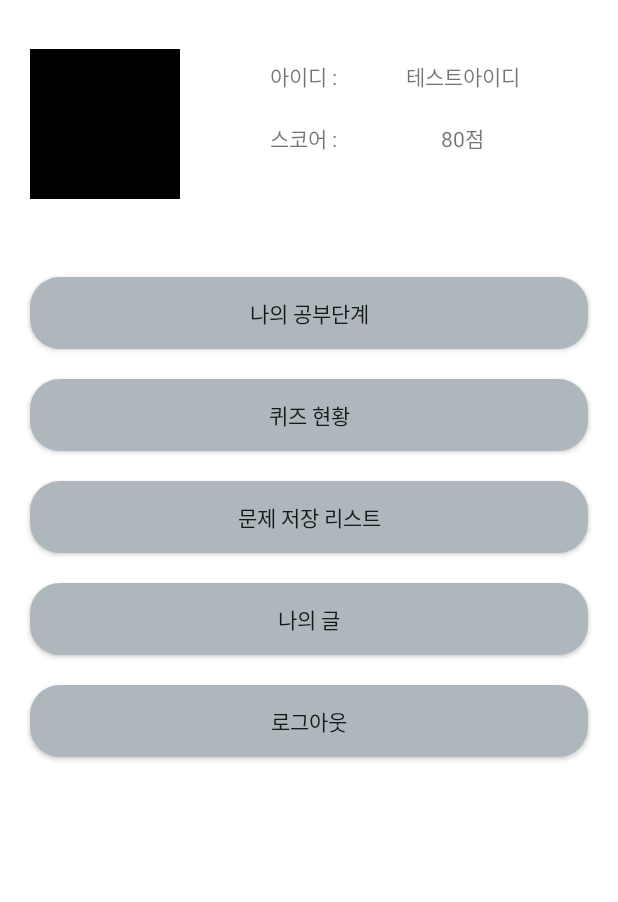
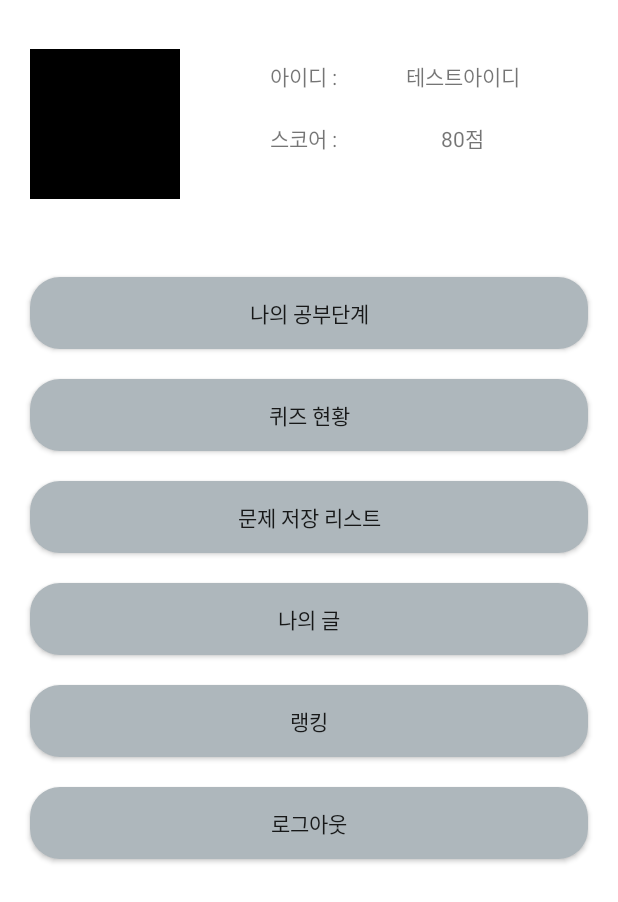
Before and after one commit to MSan94/AndroidDoc, an Android app: the fragment MyFragment shown on its own in the app's theme, on a phone screen of 412 x 824 dp. Shown: the top 902 px of the screen. Run offline under Robolectric (Android 15) with nearby library versions, the phone set to English and light mode, and no system bars.

```diff
--- /dev/null
+++ b/app/src/main/java/com/prj/androiddoc/view/JoinActivity.kt
@@ -0,0 +1,4 @@
+package com.prj.androiddoc.view
+
+class JoinActivity {
+}
--- a/app/src/main/res/layout/fragment_my.xml
+++ b/app/src/main/res/layout/fragment_my.xml
@@ -136,8 +136,8 @@
             android:layout_height="wrap_content"/>
 
         <androidx.appcompat.widget.AppCompatButton
-            android:id="@+id/btn_Logout"
-            android:text="@string/logout"
+            android:id="@+id/btn_Rank"
+            android:text="@string/rank"
             app:layout_constraintStart_toStartOf="parent"
             app:layout_constraintEnd_toEndOf="parent"
             app:layout_constraintTop_toBottomOf="@+id/btn_My_Write"
@@ -145,6 +145,17 @@
             android:background="@drawable/custom_button"
             android:layout_width="match_parent"
             android:layout_height="wrap_content"/>
+
+        <androidx.appcompat.widget.AppCompatButton
+            android:id="@+id/btn_Logout"
+            android:text="@string/logout"
+            app:layout_constraintStart_toStartOf="parent"
+            app:layout_constraintEnd_toEndOf="parent"
+            app:layout_constraintTop_toBottomOf="@+id/btn_Rank"
+            android:layout_margin="20dp"
+            android:background="@drawable/custom_button"
+            android:layout_width="match_parent"
+            android:layout_height="wrap_content"/>
     </androidx.constraintlayout.widget.ConstraintLayout>
 
 </androidx.constraintlayout.widget.ConstraintLayout>
--- a/app/src/main/res/values/strings.xml
+++ b/app/src/main/res/values/strings.xml
@@ -5,6 +5,7 @@
     <string name="id_">아이디 : </string>
     <string name="score_">스코어 : </string>
     <string name="logout">로그아웃</string>
+    <string name="rank">랭킹</string>
 
     <!-- 로그인 Activity  -->
     <string name="btn_Join">간편가입</string>
```
Also changed, not shown: app/src/main/java/com/prj/androiddoc/contract/JoinContract.kt (added, +14 -0 lines), app/src/main/java/com/prj/androiddoc/presenter/JoinPresenter.kt (added, +11 -0 lines).
